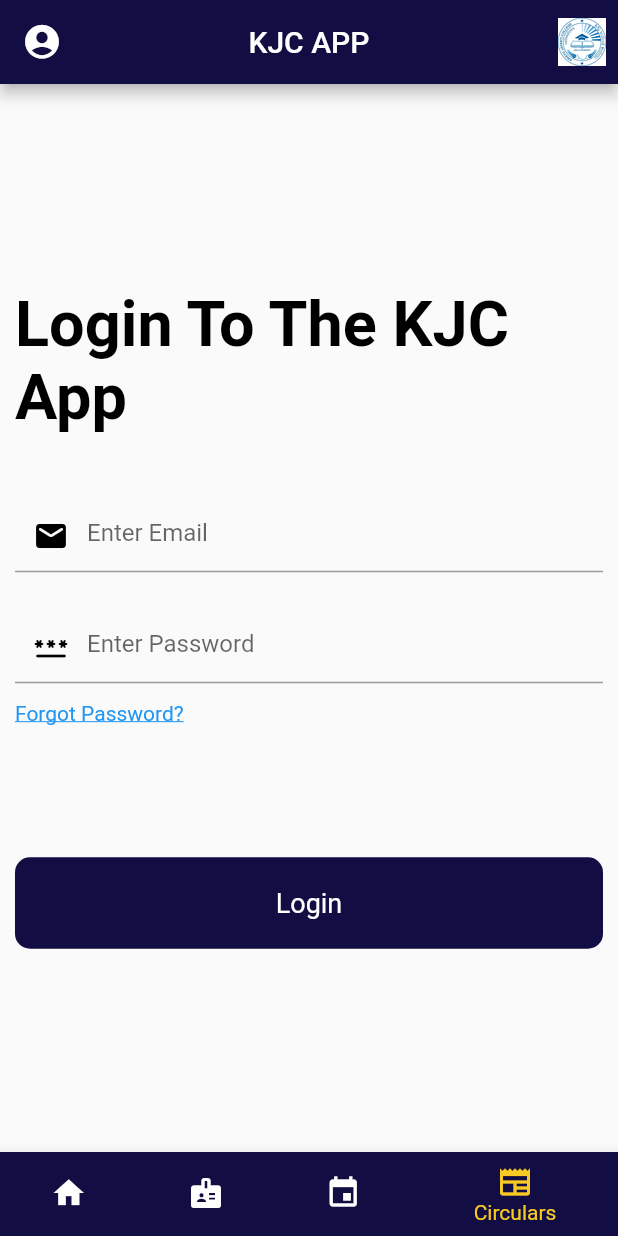
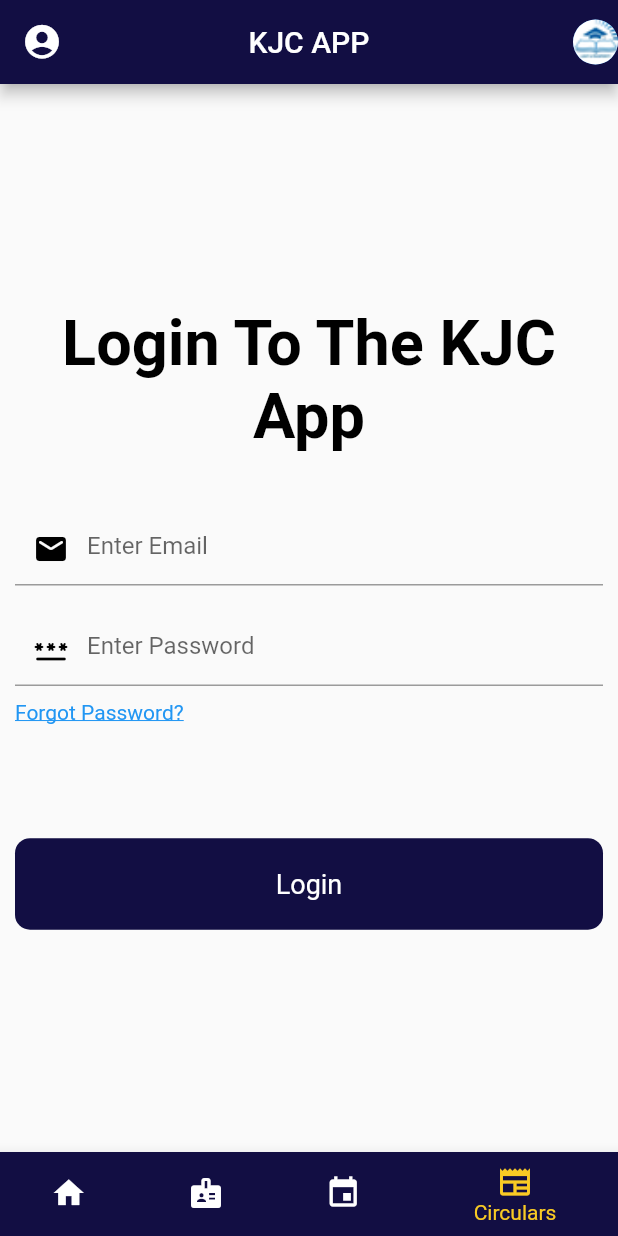
Before and after one commit to Hades009/KJCApp, a Flutter app: the screen it shows after launch, item 4 of the bottom bar chosen, on a phone screen of 412 x 824 dp. Run offline on Flutter 3.47's test engine with Material 2 defaults, Android fonts, the phone set to English and light mode, and no system bars; our stand-ins replace carousel_slider; missing offline and left inert: flutter_launcher_icons; network calls fail; Roboto replaces fonts that are missing (Raleway).

Commit message:
made the homepage but its not functioning as it should. prolly a code issue

```diff
--- a/lib/src/LoginPage.dart
+++ b/lib/src/LoginPage.dart
@@ -21,6 +21,7 @@ class _LoginScreenState extends State<LoginScreen> {
         children: [
           const Text(
             "Login To The KJC App",
+            textAlign: TextAlign.center,
             style: TextStyle(
                 color: Colors.black,
                 fontFamily: 'Raleway',
@@ -28,7 +29,7 @@ class _LoginScreenState extends State<LoginScreen> {
                 fontWeight: FontWeight.bold),
           ),
           const SizedBox(
-            height: 44.0,
+            height: 40.0,
           ),
           const TextField(
             keyboardType: TextInputType.emailAddress,
@@ -38,7 +39,7 @@ class _LoginScreenState extends State<LoginScreen> {
             ),
           ),
           const SizedBox(
-            height: 26.0,
+            height: 19.0,
           ),
           const TextField(
             obscureText: true,
@@ -48,13 +49,13 @@ class _LoginScreenState extends State<LoginScreen> {
             ),
           ),
           const SizedBox(
-            height: 12.0,
+            height: 9.5,
           ),
           const Text("Forgot Password?",
               style: TextStyle(
                   color: Colors.blue, decoration: TextDecoration.underline)),
           const SizedBox(
-            height: 88.0,
+            height: 76.0,
           ),
           Container(
             width: double.infinity,
--- a/lib/src/app.dart
+++ b/lib/src/app.dart
@@ -9,8 +9,10 @@ import 'package:kjcapp/src/LoginPage.dart';
 import 'package:flutter/services.dart';
 
 const barCol = Color(0xff120e43);
-const headCol = Color.fromARGB(255, 27, 21, 100);
 const hovCol = Color(0xfff9ca24);
+const headName = "Name";
+const urlImage = NetworkImage(
+    "https://static.wikia.nocookie.net/bleach/images/f/f2/686Byakuya_profile.png/revision/latest/scale-to-width-down/346?cb=20200322080959&path-prefix=en");
 
 class MyApp extends StatelessWidget {
   const MyApp({Key? key}) : super(key: key);
@@ -73,39 +75,34 @@ class _MyStatefulWidgetState extends State<MyStatefulWidget> {
               },
             ),
           ),
-          actions: [
-            // KsCircleAvatar(
-            //   radius: 15,
-            //   backgroundImage: ExactAssetImage('assets/images/logo.png')
-
-            // ),
-            IconButton(
-              icon: Image.asset('assets/images/logo.png'),
-              onPressed: () => exit(0),
-            )
+          actions: const [
+            CircleAvatar(
+                radius: 15,
+                backgroundImage: ExactAssetImage('assets/images/logo.png')),
+            // IconButton(
+            //   icon: Image.asset('assets/images/logo.png'),
+            //   onPressed: () {
+            //     //no action
+            //   },
+            // )
           ],
         ),
         body: _children[_selectedIndex],
         drawer: Drawer(
-          // Add a ListView to the drawer. This ensures the user can scroll
-          // through the options in the drawer if there isn't enough vertical
-          // space to fit everything.
           child: ListView(
-            // Important: Remove any padding from the ListView.
             padding: EdgeInsets.zero,
             children: [
               const DrawerHeader(
                 decoration: BoxDecoration(
-                  color: headCol,
+                  color: hovCol,
                 ),
-                child: Text('Drawer Header'),
+                child: CircleAvatar(
+                  backgroundImage: urlImage,
+                ),
               ),
               ListTile(
                 title: const Text('Item 1'),
                 onTap: () {
-                  // Update the state of the app
-                  // ...
-                  // Then close the drawer
                   Navigator.pop(context);
                 },
               ),
```
